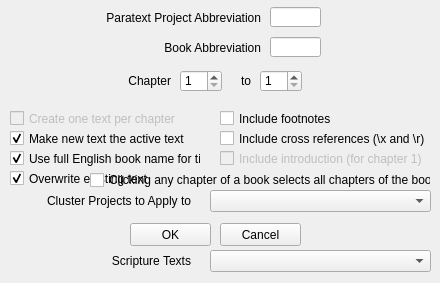
Before: the Qt Designer form Dev/Lib/Windows/ParatextChapSelectionDlg.ui in rmlockwood/FLExTrans, drawn with Qt 5.
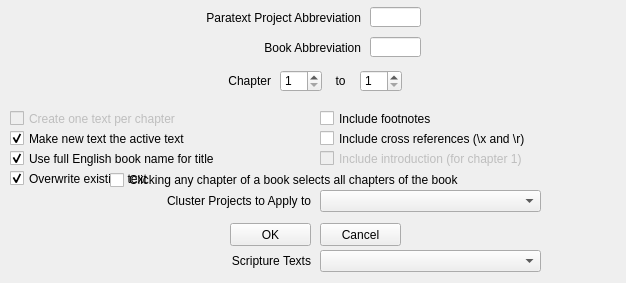
After: the same form once the commit is applied.

Commit message: Import/Export ui adjusted for localization

Patch:
```diff
--- a/Dev/Lib/Windows/ParatextChapSelectionDlg.ui
+++ b/Dev/Lib/Windows/ParatextChapSelectionDlg.ui
@@ -9,7 +9,7 @@
    <rect>
     <x>0</x>
     <y>0</y>
-    <width>440</width>
+    <width>626</width>
     <height>283</height>
    </rect>
   </property>
@@ -25,7 +25,7 @@
      <rect>
       <x>10</x>
       <y>130</y>
-      <width>191</width>
+      <width>301</width>
       <height>17</height>
      </rect>
     </property>
@@ -42,9 +42,9 @@
    <widget class="QLabel" name="bookAbbrevLabel">
     <property name="geometry">
      <rect>
-      <x>70</x>
+      <x>110</x>
       <y>37</y>
-      <width>191</width>
+      <width>251</width>
       <height>21</height>
      </rect>
     </property>
@@ -58,7 +58,7 @@
    <widget class="QSpinBox" name="fromChapterSpinBox">
     <property name="geometry">
      <rect>
-      <x>180</x>
+      <x>280</x>
       <y>70</y>
       <width>42</width>
       <height>22</height>
@@ -74,9 +74,9 @@
    <widget class="QLabel" name="label">
     <property name="geometry">
      <rect>
-      <x>70</x>
+      <x>110</x>
       <y>7</y>
-      <width>191</width>
+      <width>251</width>
       <height>21</height>
      </rect>
     </property>
@@ -90,9 +90,9 @@
    <widget class="QLabel" name="toLabel">
     <property name="geometry">
      <rect>
-      <x>225</x>
+      <x>325</x>
       <y>70</y>
-      <width>26</width>
+      <width>31</width>
       <height>21</height>
      </rect>
     </property>
@@ -100,7 +100,7 @@
      <string>to</string>
     </property>
     <property name="alignment">
-     <set>Qt::AlignRight|Qt::AlignTrailing|Qt::AlignVCenter</set>
+     <set>Qt::AlignCenter</set>
     </property>
    </widget>
    <widget class="QCheckBox" name="useFullBookNameForTitleCheckBox">
@@ -108,7 +108,7 @@
      <rect>
       <x>10</x>
       <y>150</y>
-      <width>191</width>
+      <width>301</width>
       <height>17</height>
      </rect>
     </property>
@@ -125,9 +125,9 @@
    <widget class="QCheckBox" name="footnotesCheckBox">
     <property name="geometry">
      <rect>
-      <x>220</x>
+      <x>320</x>
       <y>110</y>
-      <width>211</width>
+      <width>301</width>
       <height>17</height>
      </rect>
     </property>
@@ -138,7 +138,7 @@
    <widget class="QLineEdit" name="ptxProjAbbrevLineEdit">
     <property name="geometry">
      <rect>
-      <x>270</x>
+      <x>370</x>
       <y>7</y>
       <width>51</width>
       <height>20</height>
@@ -148,7 +148,7 @@
    <widget class="QLineEdit" name="bookAbbrevLineEdit">
     <property name="geometry">
      <rect>
-      <x>270</x>
+      <x>370</x>
       <y>37</y>
       <width>51</width>
       <height>20</height>
@@ -158,7 +158,7 @@
    <widget class="QLabel" name="chapterLabel">
     <property name="geometry">
      <rect>
-      <x>70</x>
+      <x>170</x>
       <y>70</y>
       <width>101</width>
       <height>21</height>
@@ -174,7 +174,7 @@
    <widget class="QSpinBox" name="toChapterSpinBox">
     <property name="geometry">
      <rect>
-      <x>260</x>
+      <x>360</x>
       <y>70</y>
       <width>42</width>
       <height>22</height>
@@ -190,7 +190,7 @@
    <widget class="QPushButton" name="OKButton">
     <property name="geometry">
      <rect>
-      <x>130</x>
+      <x>230</x>
       <y>223</y>
       <width>81</width>
       <height>23</height>
@@ -203,7 +203,7 @@
    <widget class="QPushButton" name="CancelButton">
     <property name="geometry">
      <rect>
-      <x>220</x>
+      <x>320</x>
       <y>223</y>
       <width>81</width>
       <height>23</height>
@@ -216,9 +216,9 @@
    <widget class="QCheckBox" name="crossrefsCheckBox">
     <property name="geometry">
      <rect>
-      <x>220</x>
+      <x>320</x>
       <y>130</y>
-      <width>211</width>
+      <width>301</width>
       <height>17</height>
      </rect>
     </property>
@@ -234,7 +234,7 @@
      <rect>
       <x>10</x>
       <y>110</y>
-      <width>191</width>
+      <width>301</width>
       <height>17</height>
      </rect>
     </property>
@@ -248,9 +248,9 @@
     </property>
     <property name="geometry">
      <rect>
-      <x>220</x>
+      <x>320</x>
       <y>150</y>
-      <width>211</width>
+      <width>301</width>
       <height>17</height>
      </rect>
     </property>
@@ -261,7 +261,7 @@
    <widget class="QComboBox" name="clusterProjectsComboBox">
     <property name="geometry">
      <rect>
-      <x>210</x>
+      <x>320</x>
       <y>190</y>
       <width>221</width>
       <height>22</height>
@@ -271,9 +271,9 @@
    <widget class="QLabel" name="clusterProjectsLabel">
     <property name="geometry">
      <rect>
-      <x>0</x>
+      <x>40</x>
       <y>190</y>
-      <width>191</width>
+      <width>271</width>
       <height>21</height>
      </rect>
     </property>
@@ -289,7 +289,7 @@
      <rect>
       <x>10</x>
       <y>170</y>
-      <width>191</width>
+      <width>301</width>
       <height>17</height>
      </rect>
     </property>
@@ -310,9 +310,9 @@
     </property>
     <property name="geometry">
      <rect>
-      <x>90</x>
+      <x>110</x>
       <y>170</y>
-      <width>341</width>
+      <width>511</width>
       <height>20</height>
      </rect>
     </property>
@@ -323,9 +323,9 @@
    <widget class="QLabel" name="scriptureTextsLabel">
     <property name="geometry">
      <rect>
-      <x>0</x>
+      <x>40</x>
       <y>250</y>
-      <width>191</width>
+      <width>271</width>
       <height>21</height>
      </rect>
     </property>
@@ -339,7 +339,7 @@
    <widget class="QComboBox" name="scriptureTextsComboBox">
     <property name="geometry">
      <rect>
-      <x>210</x>
+      <x>320</x>
       <y>250</y>
       <width>221</width>
       <height>22</height>
```
Left out of the diff: 2 changed lines with no effect on the pictures. The commit also changes 7 other files.
